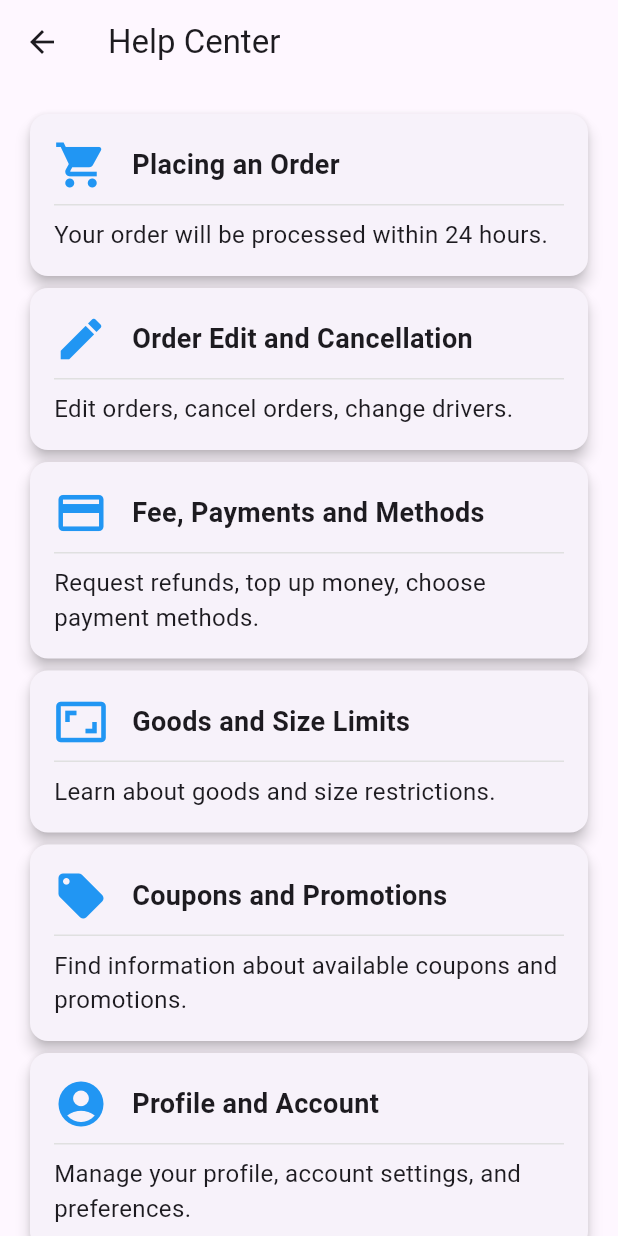
After one commit to arfaidrees/ShipmentTracker, a Flutter app: the HelpCenter screen opened directly, on a phone screen of 412 x 824 dp. The commit adds this screen. Run offline on Flutter 3.47's test engine with Material 3 defaults, Android fonts, the phone set to English and light mode, and no system bars; our stand-ins replace animated_text_kit, google_maps_flutter, location; missing offline and left inert: google_maps_webservice.

Commit message:
delevery form and help center

```diff
--- a/lib/Settings.dart
+++ b/lib/Settings.dart
@@ -43,7 +43,6 @@ class CardItem extends StatelessWidget {
         title: Text(title),
         trailing: hasArrow ? Icon(Icons.keyboard_arrow_right) : null,
         onTap: () {
-
         },
       ),
     );
--- /dev/null
+++ b/lib/helpcenter.dart
@@ -0,0 +1,111 @@
+import 'package:flutter/material.dart';
+
+class HelpCenter extends StatelessWidget {
+  @override
+  Widget build(BuildContext context) {
+    return Scaffold(
+      appBar: AppBar(
+        title: Text('Help Center'),
+      ),
+      body: SingleChildScrollView( // Wrap with SingleChildScrollView
+        child: Center(
+          child: Padding(
+            padding: const EdgeInsets.all(16.0),
+            child: Column(
+              mainAxisAlignment: MainAxisAlignment.center,
+              children: [
+                HelpCard(
+                  title: 'Placing an Order',
+                  icon: Icons.shopping_cart,
+                  description: 'Your order will be processed within 24 hours.',
+                ),
+                HelpCard(
+                  title: 'Order Edit and Cancellation',
+                  icon: Icons.edit,
+                  description: 'Edit orders, cancel orders, change drivers.',
+                ),
+                HelpCard(
+                  title: 'Fee, Payments and Methods',
+                  icon: Icons.payment,
+                  description: 'Request refunds, top up money, choose payment methods.',
+                ),
+                HelpCard(
+                  title: 'Goods and Size Limits',
+                  icon: Icons.aspect_ratio,
+                  description: 'Learn about goods and size restrictions.',
+                ),
+                HelpCard(
+                  title: 'Coupons and Promotions',
+                  icon: Icons.local_offer,
+                  description: 'Find information about available coupons and promotions.',
+                ),
+                HelpCard(
+                  title: 'Profile and Account',
+                  icon: Icons.account_circle,
+                  description: 'Manage your profile, account settings, and preferences.',
+                ),
+              ],
+            ),
+          ),
+        ),
+      ),
+    );
+  }
+}
+
+class HelpCard extends StatelessWidget {
+  final String title;
+  final String description;
+  final IconData icon;
+
+  const HelpCard({
+    Key? key,
+    required this.title,
+    required this.description,
+    required this.icon,
+  }) : super(key: key);
+
+  @override
+  Widget build(BuildContext context) {
+    return Card(
+      elevation: 4,
+      child: Padding(
+        padding: const EdgeInsets.all(16.0),
+        child: Column(
+          crossAxisAlignment: CrossAxisAlignment.start,
+          children: [
+            Row(
+              children: [
+                Icon(
+                  icon,
+                  size: 36,
+                  color: Colors.blue,
+                ),
+                SizedBox(width: 16),
+                Text(
+                  title,
+                  style: TextStyle(
+                    fontSize: 18,
+                    fontWeight: FontWeight.bold,
+                  ),
+                ),
+              ],
+            ),
+            SizedBox(height: 8),
+            Container(
+              height: 1,
+              color: Colors.grey[300],
+            ),
+            SizedBox(height: 8),
+            Text(
+              description,
+              style: TextStyle(
+                fontSize: 16,
+              ),
+            ),
+          ],
+        ),
+      ),
+    );
+  }
+}
--- a/lib/main.dart
+++ b/lib/main.dart
@@ -1,7 +1,7 @@
 import 'package:flutter/material.dart';
 import 'package:animated_text_kit/animated_text_kit.dart';
 import 'Accountype.dart';
-import 'login.dart'; // Assuming you have the AccountType page in a file named AccountType.dart
+import 'login.dart';
 
 void main() {
   runApp(const MyApp());
--- a/lib/order.dart
+++ b/lib/order.dart
@@ -43,6 +43,7 @@ class _OrderState extends State<Order> {
   Widget build(BuildContext context) {
     return Scaffold(
       appBar: AppBar(
+        centerTitle: true,
         title: Text('Orders'),
       ),
       body: Column(
--- a/pubspec.yaml
+++ b/pubspec.yaml
@@ -42,6 +42,9 @@ dependencies:
   location: ^5.0.3
   google_maps_webservice: ^0.0.19
   flutter_svg: ^0.22.0
+  get: ^4.6.6
+  intl: ^0.17.0
+
 dev_dependencies:
   flutter_test:
     sdk: flutter
```
Also changed, not shown: lib/deleveryform.dart (added, +135 -0 lines), lib/home.dart (+14 -7 lines), pubspec.lock.
